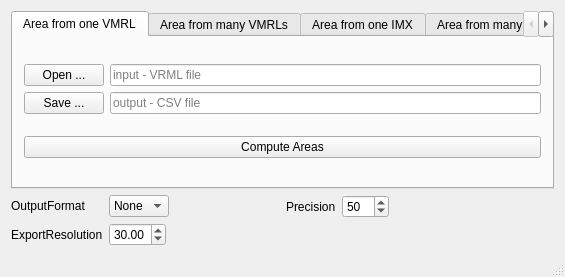
The window that src/mainwindow.ui (vg-lab/MeshReconstruct) describes before a commit, drawn with Qt 5.
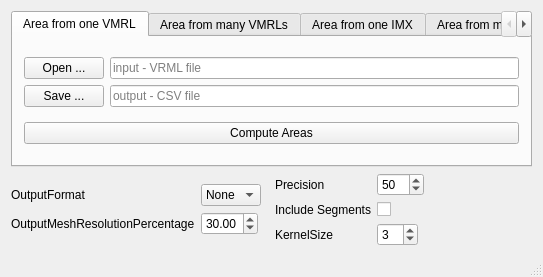
The same window after the commit. The open tabs and pages were chosen to show the change. Icons and pictures are not drawn.

Commit message: Added paramenters to UI , and reapired bugs

Diff of the .ui file:
```diff
--- a/src/mainwindow.ui
+++ b/src/mainwindow.ui
@@ -6,14 +6,20 @@
    <rect>
     <x>0</x>
     <y>0</y>
-    <width>565</width>
+    <width>543</width>
     <height>277</height>
    </rect>
   </property>
+  <property name="sizePolicy">
+   <sizepolicy hsizetype="Preferred" vsizetype="Maximum">
+    <horstretch>0</horstretch>
+    <verstretch>0</verstretch>
+   </sizepolicy>
+  </property>
   <property name="minimumSize">
    <size>
     <width>0</width>
-    <height>277</height>
+    <height>0</height>
    </size>
   </property>
   <property name="windowTitle">
@@ -38,6 +44,12 @@
          <layout class="QGridLayout" name="gridLayout">
           <item row="0" column="0">
            <widget class="QPushButton" name="one_vrml_button">
+            <property name="sizePolicy">
+             <sizepolicy hsizetype="Minimum" vsizetype="Preferred">
+              <horstretch>0</horstretch>
+              <verstretch>0</verstretch>
+             </sizepolicy>
+            </property>
             <property name="text">
              <string>Open ...</string>
             </property>
@@ -320,7 +332,7 @@
         <item row="1" column="0">
          <widget class="QLabel" name="exportResolutionLabel">
           <property name="text">
-           <string>ExportResolution</string>
+           <string>OutputMeshResolutionPercentage</string>
           </property>
          </widget>
         </item>
@@ -360,7 +372,7 @@
            </sizepolicy>
           </property>
           <property name="minimum">
-           <number>20</number>
+           <number>1</number>
           </property>
           <property name="maximum">
            <number>200</number>
@@ -370,6 +382,36 @@
           </property>
          </widget>
         </item>
+        <item row="1" column="0">
+         <widget class="QLabel" name="includeSegmentsLabel">
+          <property name="text">
+           <string>Include Segments</string>
+          </property>
+         </widget>
+        </item>
+        <item row="1" column="1">
+         <widget class="QCheckBox" name="includeSegmentsCheckBox"/>
+        </item>
+        <item row="2" column="0">
+         <widget class="QLabel" name="kernelSizeLabel">
+          <property name="text">
+           <string>KernelSize</string>
+          </property>
+         </widget>
+        </item>
+        <item row="2" column="1">
+         <widget class="QSpinBox" name="kernelSizeSpinBox">
+          <property name="sizePolicy">
+           <sizepolicy hsizetype="Maximum" vsizetype="Fixed">
+            <horstretch>0</horstretch>
+            <verstretch>0</verstretch>
+           </sizepolicy>
+          </property>
+          <property name="value">
+           <number>3</number>
+          </property>
+         </widget>
+        </item>
        </layout>
       </item>
      </layout>
```
Left out of the diff: 4 changed lines with no effect on the pictures. The commit also changes 5 other files.
